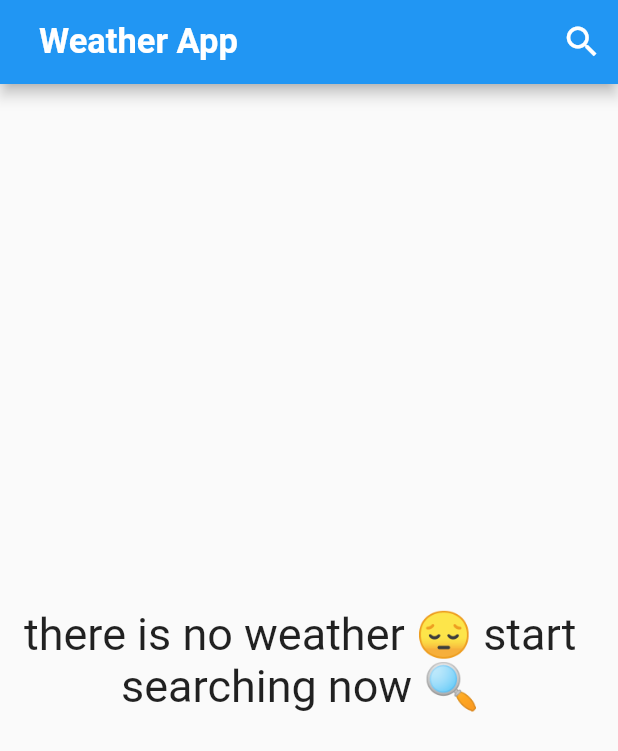
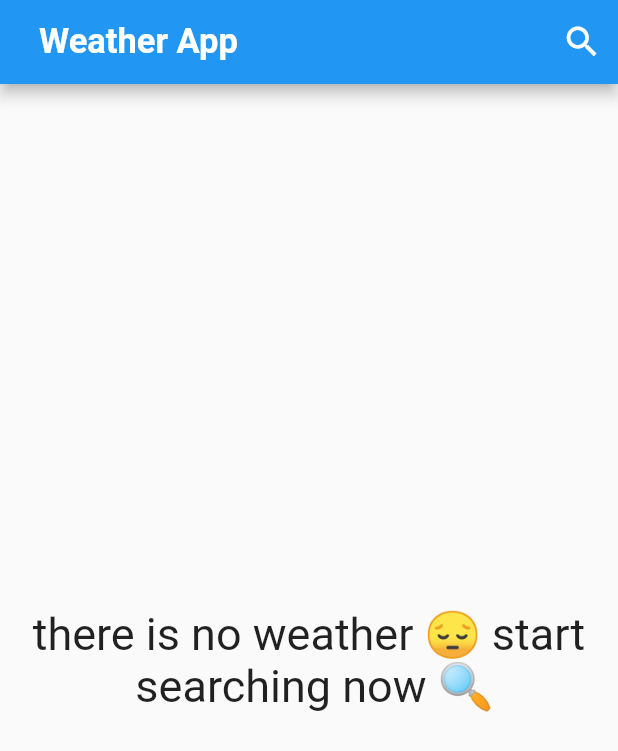
Before and after one commit to AhmedGhazala2000/Weather-App, a Flutter app: the screen it shows after launch, on a phone screen of 412 x 824 dp. Shown: the top 751 px of the screen. Run offline on Flutter 3.47's test engine with Material 3 defaults, Android fonts, the phone set to English and light mode, and no system bars; our stand-ins replace dio, flutter_bloc.

Commit message:
refactor no weather body file

```diff
--- a/lib/widgets/no_weather_body.dart
+++ b/lib/widgets/no_weather_body.dart
@@ -9,22 +9,14 @@ class NoWeatherBody extends StatelessWidget {
   Widget build(BuildContext context) {
     return const Padding(
       padding: EdgeInsets.symmetric(horizontal: 16),
-      child: Column(
-        mainAxisAlignment: MainAxisAlignment.center,
-        children: [
-          Text(
-            'there is no weather 😔 start',
-            style: TextStyle(
-              fontSize: 30,
-            ),
+      child: Center(
+        child: Text(
+          'there is no weather 😔 start \n searching now 🔍',
+          textAlign: TextAlign.center,
+          style: TextStyle(
+            fontSize: 30,
           ),
-          Text(
-            'searching now 🔍',
-            style: TextStyle(
-              fontSize: 30,
-            ),
-          )
-        ],
+        ),
       ),
     );
   }
```
